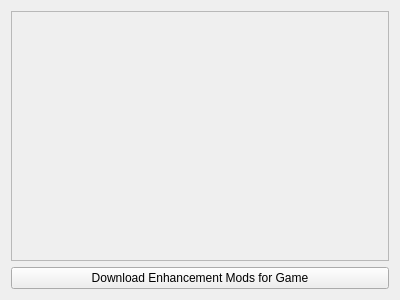
citron-neo/emulator, file src/citron/configuration/configure_per_game_addons.ui: the form before one commit.
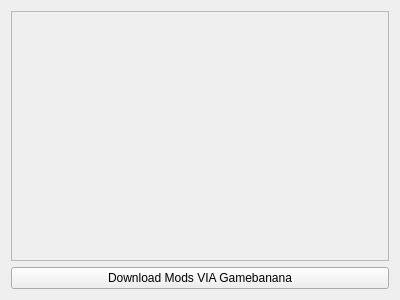
The form after the commit.

Commit message: feat: Gamebanana Mod Support & Various Bug fixes

```diff
--- a/src/citron/configuration/configure_per_game_addons.ui
+++ b/src/citron/configuration/configure_per_game_addons.ui
@@ -31,7 +31,7 @@
       <string>Citron uses third-party created mods that are verified safe to use. All credits for mods go to their respective creators.</string>
      </property>
      <property name="text">
-      <string>Download Enhancement Mods for Game</string>
+      <string>Download Mods VIA Gamebanana</string>
      </property>
     </widget>
    </item>
```
The commit also changes 20 other files.
